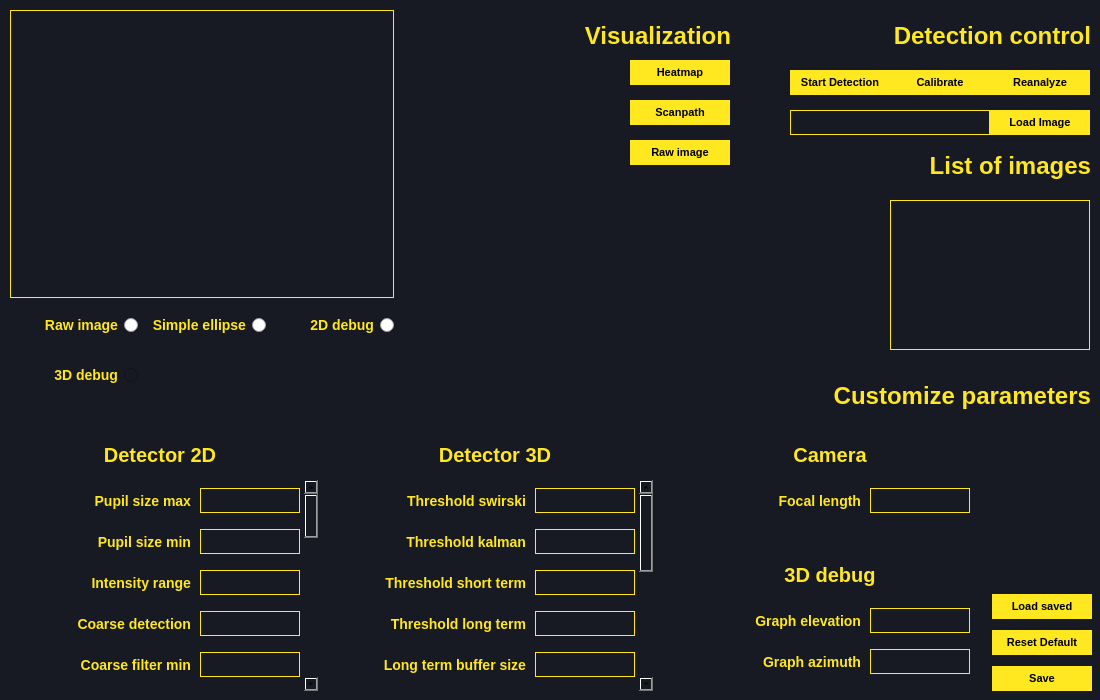
This is ui/main.ui in MartinRapcan/EyeTracking as Qt 5 draws it before an edit. The edited form follows.
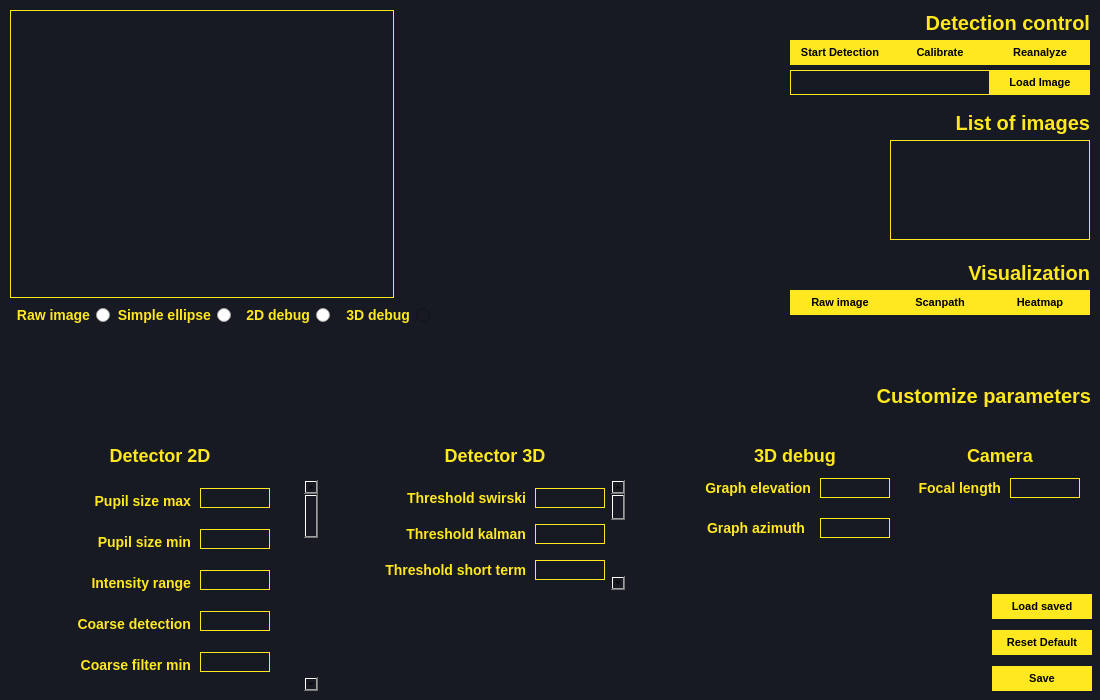
This is the edited form.

Commit message: feat: system redesign

Diff of the .ui file:
```diff
--- a/ui/main.ui
+++ b/ui/main.ui
@@ -68,7 +68,7 @@
    <property name="geometry">
     <rect>
      <x>790</x>
-     <y>70</y>
+     <y>40</y>
      <width>100</width>
      <height>25</height>
     </rect>
@@ -104,7 +104,7 @@
    <property name="geometry">
     <rect>
      <x>990</x>
-     <y>70</y>
+     <y>40</y>
      <width>100</width>
      <height>25</height>
     </rect>
@@ -136,7 +136,7 @@
    <property name="geometry">
     <rect>
      <x>790</x>
-     <y>110</y>
+     <y>70</y>
      <width>200</width>
      <height>25</height>
     </rect>
@@ -158,7 +158,7 @@
    <property name="geometry">
     <rect>
      <x>990</x>
-     <y>110</y>
+     <y>70</y>
      <width>100</width>
      <height>25</height>
     </rect>
@@ -190,9 +190,9 @@
    <property name="geometry">
     <rect>
      <x>890</x>
-     <y>200</y>
+     <y>140</y>
      <width>200</width>
-     <height>150</height>
+     <height>100</height>
     </rect>
    </property>
    <property name="styleSheet">
@@ -267,7 +267,7 @@
 border: none;
 color: #FFE81F;
 background: none;
-font-size: 24px;
+font-size: 20px;
 font-weight: bold;
 }</string>
    </property>
@@ -281,10 +281,10 @@
   <widget class="QLabel" name="label_2">
    <property name="geometry">
     <rect>
-     <x>870</x>
-     <y>20</y>
-     <width>221</width>
-     <height>31</height>
+     <x>890</x>
+     <y>10</y>
+     <width>200</width>
+     <height>25</height>
     </rect>
    </property>
    <property name="styleSheet">
@@ -292,7 +292,7 @@
 border: none;
 color: #FFE81F;
 background: none;
-font-size: 24px;
+font-size: 20px;
 font-weight: bold;
 }</string>
    </property>
@@ -306,10 +306,10 @@
   <widget class="QLabel" name="label_7">
    <property name="geometry">
     <rect>
-     <x>900</x>
-     <y>140</y>
-     <width>191</width>
-     <height>51</height>
+     <x>890</x>
+     <y>110</y>
+     <width>200</width>
+     <height>25</height>
     </rect>
    </property>
    <property name="styleSheet">
@@ -317,7 +317,7 @@
 border: none;
 color: #FFE81F;
 background: none;
-font-size: 24px;
+font-size: 20px;
 font-weight: bold;
 }</string>
    </property>
@@ -354,7 +354,7 @@
 border: none;
 color: #FFE81F;
 background: none;
-font-size: 20px;
+font-size: 18px;
 font-weight: bold;
 }</string>
     </property>
@@ -445,7 +445,7 @@
      <property name="geometry">
       <rect>
        <x>0</x>
-       <y>0</y>
+       <y>-650</y>
        <width>300</width>
        <height>861</height>
       </rect>
@@ -525,20 +525,20 @@
           <rect>
            <x>190</x>
            <y>8</y>
-           <width>100</width>
-           <height>25</height>
+           <width>70</width>
+           <height>20</height>
           </rect>
          </property>
          <property name="minimumSize">
           <size>
-           <width>100</width>
-           <height>25</height>
+           <width>70</width>
+           <height>20</height>
           </size>
          </property>
          <property name="maximumSize">
           <size>
-           <width>100</width>
-           <height>25</height>
+           <width>70</width>
+           <height>20</height>
           </size>
          </property>
          <property name="styleSheet">
@@ -572,8 +572,8 @@
           <rect>
            <x>190</x>
            <y>8</y>
-           <width>100</width>
-           <height>25</height>
+           <width>70</width>
+           <height>20</height>
           </rect>
          </property>
          <property name="styleSheet">
@@ -632,20 +632,20 @@
           <rect>
            <x>190</x>
            <y>8</y>
-           <width>100</width>
-           <height>25</height>
+           <width>70</width>
+           <height>20</height>
           </rect>
          </property>
          <property name="minimumSize">
           <size>
-           <width>100</width>
-           <height>25</height>
+           <width>70</width>
+           <height>20</height>
           </size>
          </property>
          <property name="maximumSize">
           <size>
-           <width>100</width>
-           <height>25</height>
+           <width>70</width>
+           <height>20</height>
           </size>
          </property>
          <property name="styleSheet">
@@ -719,20 +719,20 @@
           <rect>
            <x>190</x>
            <y>8</y>
-           <width>100</width>
-           <height>25</height>
+           <width>70</width>
+           <height>20</height>
           </rect>
          </property>
          <property name="minimumSize">
           <size>
-           <width>100</width>
-           <height>25</height>
+           <width>70</width>
+           <height>20</height>
           </size>
          </property>
          <property name="maximumSize">
           <size>
-           <width>100</width>
-           <height>25</height>
+           <width>70</width>
+           <height>20</height>
           </size>
          </property>
          <property name="styleSheet">
@@ -806,20 +806,20 @@
           <rect>
            <x>190</x>
            <y>8</y>
-           <width>100</width>
-           <height>25</height>
+           <width>70</width>
+           <height>20</height>
           </rect>
          </property>
          <property name="minimumSize">
           <size>
-           <width>100</width>
-           <height>25</height>
+           <width>70</width>
+           <height>20</height>
           </size>
          </property>
          <property name="maximumSize">
           <size>
-           <width>100</width>
-           <height>25</height>
+           <width>70</width>
+           <height>20</height>
           </size>
          </property>
          <property name="styleSheet">
@@ -2350,7 +2350,7 @@
 border: none;
 color: #FFE81F;
 background: none;
-font-size: 20px;
+font-size: 18px;
 font-weight: bold;
 }</string>
     </property>
@@ -2364,9 +2364,9 @@
    <widget class="QLabel" name="label_28">
     <property name="geometry">
      <rect>
-      <x>680</x>
+      <x>910</x>
       <y>10</y>
-      <width>300</width>
+      <width>180</width>
       <height>30</height>
      </rect>
     </property>
@@ -2375,7 +2375,7 @@
 border: none;
 color: #FFE81F;
 background: none;
-font-size: 20px;
+font-size: 18px;
 font-weight: bold;
 }</string>
     </property>
@@ -2389,22 +2389,22 @@
    <widget class="QWidget" name="widget_7" native="true">
     <property name="geometry">
      <rect>
-      <x>680</x>
-      <y>50</y>
-      <width>300</width>
-      <height>41</height>
+      <x>910</x>
+      <y>40</y>
+      <width>180</width>
+      <height>36</height>
      </rect>
     </property>
     <property name="minimumSize">
      <size>
-      <width>300</width>
-      <height>41</height>
+      <width>0</width>
+      <height>36</height>
      </size>
     </property>
     <property name="maximumSize">
      <size>
       <width>300</width>
-      <height>41</height>
+      <height>36</height>
      </size>
     </property>
     <property name="styleSheet">
@@ -2413,22 +2413,22 @@
     <widget class="QLineEdit" name="focalLength">
      <property name="geometry">
       <rect>
-       <x>190</x>
+       <x>100</x>
        <y>8</y>
-       <width>100</width>
-       <height>25</height>
+       <width>70</width>
+       <height>20</height>
       </rect>
      </property>
      <property name="minimumSize">
       <size>
-       <width>100</width>
-       <height>25</height>
+       <width>70</width>
+       <height>20</height>
       </size>
      </property>
      <property name="maximumSize">
       <size>
-       <width>100</width>
-       <height>25</height>
+       <width>70</width>
+       <height>20</height>
       </size>
      </property>
      <property name="styleSheet">
@@ -2443,20 +2443,20 @@
       <rect>
        <x>0</x>
        <y>8</y>
-       <width>181</width>
-       <height>25</height>
+       <width>91</width>
+       <height>20</height>
       </rect>
      </property>
      <property name="minimumSize">
       <size>
        <width>0</width>
-       <height>25</height>
+       <height>20</height>
       </size>
      </property>
      <property name="maximumSize">
       <size>
        <width>16777215</width>
-       <height>25</height>
+       <height>20</height>
       </size>
      </property>
      <property name="styleSheet">
@@ -2484,20 +2484,20 @@
      <rect>
       <x>345</x>
       <y>50</y>
-      <width>308</width>
-      <height>211</height>
+      <width>280</width>
+      <height>120</height>
      </rect>
     </property>
     <property name="minimumSize">
      <size>
-      <width>308</width>
-      <height>180</height>
+      <width>280</width>
+      <height>110</height>
      </size>
     </property>
     <property name="maximumSize">
      <size>
-      <width>308</width>
-      <height>100000</height>
+      <width>280</width>
+      <height>110</height>
      </size>
     </property>
     <property name="styleSheet">
@@ -2584,14 +2584,14 @@
        <widget class="QWidget" name="widget_24" native="true">
         <property name="minimumSize">
          <size>
-          <width>300</width>
-          <height>41</height>
+          <width>280</width>
+          <height>36</height>
          </size>
         </property>
         <property name="maximumSize">
          <size>
-          <width>300</width>
-          <height>41</height>
+          <width>280</width>
+          <height>36</height>
          </size>
         </property>
         <property name="styleSheet">
@@ -2603,19 +2603,19 @@
            <x>0</x>
            <y>8</y>
            <width>181</width>
-           <height>25</height>
+           <height>20</height>
           </rect>
          </property>
          <property name="minimumSize">
           <size>
            <width>0</width>
-           <height>25</height>
+           <height>20</height>
           </size>
          </property>
          <property name="maximumSize">
           <size>
            <width>16777215</width>
-           <height>25</height>
+           <height>20</height>
           </size>
          </property>
          <property name="styleSheet">
@@ -2639,20 +2639,20 @@
           <rect>
            <x>190</x>
            <y>8</y>
-           <width>100</width>
-           <height>25</height>
+           <width>70</width>
+           <height>20</height>
           </rect>
          </property>
          <property name="minimumSize">
           <size>
-           <width>100</width>
-           <height>25</height>
+           <width>70</width>
+           <height>20</height>
           </size>
          </property>
          <property name="maximumSize">
           <size>
-           <width>100</width>
-           <height>25</height>
+           <width>70</width>
+           <height>20</height>
           </size>
          </property>
          <property name="styleSheet">
@@ -2668,14 +2668,14 @@
        <widget class="QWidget" name="widget_25" native="true">
         <property name="minimumSize">
          <size>
-          <width>300</width>
-          <height>41</height>
+          <width>280</width>
+          <height>36</height>
          </size>
         </property>
         <property name="maximumSize">
          <size>
-          <width>300</width>
-          <height>41</height>
+          <width>280</width>
+          <height>36</height>
          </size>
         </property>
         <property name="styleSheet">
@@ -2686,8 +2686,8 @@
           <rect>
            <x>190</x>
            <y>8</y>
-           <width>100</width>
-           <height>25</height>
+           <width>70</width>
+           <height>20</height>
           </rect>
          </property>
          <property name="styleSheet">
@@ -2703,7 +2703,7 @@
            <x>0</x>
            <y>8</y>
            <width>181</width>
-           <height>25</height>
+           <height>20</height>
           </rect>
          </property>
          <property name="styleSheet">
@@ -2728,14 +2728,14 @@
        <widget class="QWidget" name="widget_26" native="true">
         <property name="minimumSize">
          <size>
-          <width>300</width>
-          <height>41</height>
+          <width>280</width>
+          <height>36</height>
          </size>
         </property>
         <property name="maximumSize">
          <size>
-          <width>300</width>
-          <height>41</height>
+          <width>280</width>
+          <height>36</height>
          </size>
         </property>
         <property name="styleSheet">
@@ -2746,20 +2746,20 @@
           <rect>
            <x>190</x>
            <y>8</y>
-           <width>100</width>
-           <height>25</height>
+           <width>70</width>
+           <height>20</height>
           </rect>
          </property>
          <property name="minimumSize">
           <size>
-           <width>100</width>
-           <height>25</height>
+           <width>70</width>
+           <height>20</height>
           </size>
          </property>
          <property name="maximumSize">
           <size>
-           <width>100</width>
-           <height>25</height>
+           <width>70</width>
+           <height>20</height>
           </size>
          </property>
          <property name="styleSheet">
@@ -2775,19 +2775,19 @@
            <x>0</x>
            <y>8</y>
            <width>181</width>
-           <height>25</height>
+           <height>20</height>
           </rect>
          </property>
          <property name="minimumSize">
           <size>
            <width>0</width>
-           <height>25</height>
+           <height>20</height>
           </size>
          </property>
          <property name="maximumSize">
           <size>
            <width>16777215</width>
-           <height>25</height>
+           <height>20</height>
           </size>
          </property>
          <property name="styleSheet">
@@ -2815,14 +2815,14 @@
        <widget class="QWidget" name="widget_27" native="true">
         <property name="minimumSize">
          <size>
-          <width>300</width>
-          <height>41</height>
+          <width>280</width>
+          <height>36</height>
          </size>
         </property>
         <property name="maximumSize">
          <size>
-          <width>300</width>
-          <height>41</height>
+          <width>280</width>
+          <height>36</height>
          </size>
         </property>
         <property name="styleSheet">
@@ -2833,20 +2833,20 @@
           <rect>
            <x>190</x>
            <y>8</y>
-           <width>100</width>
-           <height>25</height>
+           <width>70</width>
+           <height>20</height>
           </rect>
          </property>
          <property name="minimumSize">
           <size>
-           <width>100</width>
-           <height>25</height>
+           <width>70</width>
+           <height>20</height>
           </size>
          </property>
          <property name="maximumSize">
           <size>
-           <width>100</width>
-           <height>25</height>
+           <width>70</width>
+           <height>20</height>
           </size>
          </property>
          <property name="styleSheet">
@@ -2868,13 +2868,13 @@
          <property name="minimumSize">
           <size>
            <width>0</width>
-           <height>25</height>
+           <height>20</height>
           </size>
          </property>
          <property name="maximumSize">
           <size>
            <width>16777215</width>
-           <height>25</height>
+           <height>20</height>
           </size>
          </property>
          <property name="styleSheet">
@@ -2902,14 +2902,14 @@
        <widget class="QWidget" name="widget_28" native="true">
         <property name="minimumSize">
          <size>
-          <width>300</width>
-          <height>41</height>
+          <width>280</width>
+          <height>36</height>
          </size>
         </property>
         <property name="maximumSize">
          <size>
-          <width>300</width>
-          <height>41</height>
+          <width>280</width>
+          <height>36</height>
          </size>
         </property>
         <property name="styleSheet">
@@ -2920,20 +2920,20 @@
           <rect>
            <x>190</x>
            <y>8</y>
-           <width>100</width>
-           <height>25</height>
+           <width>70</width>
+           <height>20</height>
           </rect>
          </property>
          <property name="minimumSize">
           <size>
-           <width>100</width>
-           <height>25</height>
+           <width>70</width>
+           <height>20</height>
           </size>
          </property>
          <property name="maximumSize">
           <size>
-           <width>100</width>
-           <height>25</height>
+           <width>70</width>
+           <height>20</height>
           </size>
          </property>
          <property name="styleSheet">
@@ -3635,9 +3635,9 @@
    <widget class="QLabel" name="label_42">
     <property name="geometry">
      <rect>
-      <x>680</x>
-      <y>130</y>
-      <width>300</width>
+      <x>700</x>
+      <y>10</y>
+      <width>190</width>
       <height>30</height>
      </rect>
     </property>
@@ -3646,7 +3646,7 @@
 border: none;
 color: #FFE81F;
 background: none;
-font-size: 20px;
+font-size: 18px;
 font-weight: bold;
 }</string>
     </property>
@@ -3660,22 +3660,22 @@
    <widget class="QWidget" name="widget_37" native="true">
     <property name="geometry">
      <rect>
-      <x>680</x>
-      <y>170</y>
-      <width>300</width>
+      <x>700</x>
+      <y>40</y>
+      <width>191</width>
       <height>41</height>
      </rect>
     </property>
     <property name="minimumSize">
      <size>
-      <width>300</width>
-      <height>41</height>
+      <width>0</width>
+      <height>36</height>
      </size>
     </property>
     <property name="maximumSize">
      <size>
       <width>300</width>
-      <height>41</height>
+      <height>36</height>
      </size>
     </property>
     <property name="styleSheet">
@@ -3684,22 +3684,22 @@
     <widget class="QLineEdit" name="elev">
      <property name="geometry">
       <rect>
-       <x>190</x>
+       <x>120</x>
        <y>8</y>
-       <width>100</width>
-       <height>25</height>
+       <width>70</width>
+       <height>20</height>
       </rect>
      </property>
      <property name="minimumSize">
       <size>
-       <width>100</width>
-       <height>25</height>
+       <width>70</width>
+       <height>20</height>
       </size>
      </property>
      <property name="maximumSize">
       <size>
-       <width>100</width>
-       <height>25</height>
+       <width>70</width>
+       <height>20</height>
       </size>
      </property>
      <property name="styleSheet">
@@ -3714,20 +3714,20 @@
       <rect>
        <x>0</x>
        <y>8</y>
-       <width>181</width>
-       <height>25</height>
+       <width>111</width>
+       <height>20</height>
       </rect>
      </property>
      <property name="minimumSize">
       <size>
        <width>0</width>
-       <height>25</height>
+       <height>20</height>
       </size>
      </property>
      <property name="maximumSize">
       <size>
        <width>16777215</width>
-       <height>25</height>
+       <height>20</height>
       </size>
      </property>
      <property name="styleSheet">
@@ -3753,22 +3753,22 @@
    <widget class="QWidget" name="widget_38" native="true">
     <property name="geometry">
      <rect>
-      <x>680</x>
-      <y>211</y>
-      <width>300</width>
-      <height>41</height>
+      <x>700</x>
+      <y>80</y>
+      <width>190</width>
+      <height>36</height>
      </rect>
     </property>
     <property name="minimumSize">
      <size>
-      <width>300</width>
-      <height>41</height>
+      <width>190</width>
+      <height>36</height>
      </size>
     </property>
     <property name="maximumSize">
      <size>
-      <width>300</width>
-      <height>41</height>
+      <width>190</width>
+      <height>36</height>
      </size>
     </property>
     <property name="styleSheet">
@@ -3777,22 +3777,22 @@
     <widget class="QLineEdit" name="azim">
      <property name="geometry">
       <rect>
-       <x>190</x>
+       <x>120</x>
        <y>8</y>
-       <width>100</width>
-       <height>25</height>
+       <width>70</width>
+       <height>20</height>
       </rect>
      </property>
      <property name="minimumSize">
       <size>
-       <width>100</width>
-       <height>25</height>
+       <width>70</width>
+       <height>20</height>
       </size>
      </property>
      <property name="maximumSize">
       <size>
-       <width>100</width>
-       <height>25</height>
+       <width>70</width>
+       <height>20</height>
       </size>
      </property>
      <property name="styleSheet">
@@ -3805,22 +3805,22 @@
     <widget class="QLabel" name="label_44">
      <property name="geometry">
       <rect>
-       <x>0</x>
+       <x>4</x>
        <y>8</y>
-       <width>181</width>
-       <height>25</height>
+       <width>101</width>
+       <height>20</height>
       </rect>
      </property>
      <property name="minimumSize">
       <size>
        <width>0</width>
-       <height>25</height>
+       <height>20</height>
       </size>
      </property>
      <property name="maximumSize">
       <size>
        <width>16777215</width>
-       <height>25</height>
+       <height>20</height>
       </size>
      </property>
      <property name="styleSheet">
@@ -3844,126 +3844,13 @@
     </widget>
    </widget>
   </widget>
-  <widget class="QWidget" name="widget_36" native="true">
-   <property name="geometry">
-    <rect>
-     <x>10</x>
-     <y>300</y>
-     <width>384</width>
-     <height>100</height>
-    </rect>
-   </property>
-   <widget class="QRadioButton" name="rawRadio">
-    <property name="geometry">
-     <rect>
-      <x>0</x>
-      <y>0</y>
-      <width>128</width>
-      <height>50</height>
-     </rect>
-    </property>
-    <property name="layoutDirection">
-     <enum>Qt::RightToLeft</enum>
-    </property>
-    <property name="styleSheet">
-     <string notr="true">QRadioButton {
-border: none;
-color: #FFE81F;
-background: none;
-font-size: 14px;
-font-weight: bold;
-}</string>
-    </property>
-    <property name="text">
-     <string>Raw image</string>
-    </property>
-   </widget>
-   <widget class="QRadioButton" name="ellipseRadio">
-    <property name="geometry">
-     <rect>
-      <x>128</x>
-      <y>0</y>
-      <width>128</width>
-      <height>50</height>
-     </rect>
-    </property>
-    <property name="layoutDirection">
-     <enum>Qt::RightToLeft</enum>
-    </property>
-    <property name="styleSheet">
-     <string notr="true">QRadioButton {
-border: none;
-color: #FFE81F;
-background: none;
-font-size: 14px;
-font-weight: bold;
-}</string>
-    </property>
-    <property name="text">
-     <string>Simple ellipse</string>
-    </property>
-   </widget>
-   <widget class="QRadioButton" name="debugRadio">
-    <property name="geometry">
-     <rect>
-      <x>256</x>
-      <y>0</y>
-      <width>128</width>
-      <height>50</height>
-     </rect>
-    </property>
-    <property name="layoutDirection">
-     <enum>Qt::RightToLeft</enum>
-    </property>
-    <property name="styleSheet">
-     <string notr="true">QRadioButton {
-border: none;
-color: #FFE81F;
-background: none;
-font-size: 14px;
-font-weight: bold;
-}</string>
-    </property>
-    <property name="text">
-     <string>2D debug</string>
-    </property>
-   </widget>
-   <widget class="QRadioButton" name="rayRadio">
-    <property name="geometry">
-     <rect>
-      <x>0</x>
-      <y>50</y>
-      <width>128</width>
-      <height>50</height>
-     </rect>
-    </property>
-    <property name="layoutDirection">
-     <enum>Qt::RightToLeft</enum>
-    </property>
-    <property name="styleSheet">
-     <string notr="true">QRadioButton {
-border: none;
-color: #FFE81F;
-font-size: 14px;
-font-weight: bold;
-}
-
-QRadioButton:disabled {
-	color: #87814c;
-}</string>
-    </property>
-    <property name="text">
-     <string>3D debug</string>
-    </property>
-   </widget>
-  </widget>
   <widget class="QLabel" name="label_41">
    <property name="geometry">
     <rect>
-     <x>510</x>
-     <y>20</y>
-     <width>221</width>
-     <height>31</height>
+     <x>890</x>
+     <y>260</y>
+     <width>200</width>
+     <height>25</height>
     </rect>
    </property>
    <property name="styleSheet">
@@ -3971,7 +3858,7 @@
 border: none;
 color: #FFE81F;
 background: none;
-font-size: 24px;
+font-size: 20px;
 font-weight: bold;
 }</string>
    </property>
@@ -3985,8 +3872,8 @@
   <widget class="QPushButton" name="heatmap">
    <property name="geometry">
     <rect>
-     <x>630</x>
-     <y>60</y>
+     <x>990</x>
+     <y>290</y>
      <width>100</width>
      <height>25</height>
     </rect>
@@ -4021,8 +3908,8 @@
   <widget class="QPushButton" name="scanpath">
    <property name="geometry">
     <rect>
-     <x>630</x>
-     <y>100</y>
+     <x>890</x>
+     <y>290</y>
      <width>100</width>
      <height>25</height>
     </rect>
@@ -4057,8 +3944,8 @@
   <widget class="QPushButton" name="rawImage">
    <property name="geometry">
     <rect>
-     <x>630</x>
-     <y>140</y>
+     <x>790</x>
+     <y>290</y>
      <width>100</width>
      <height>25</height>
     </rect>
@@ -4094,7 +3981,7 @@
    <property name="geometry">
     <rect>
      <x>890</x>
-     <y>70</y>
+     <y>40</y>
      <width>100</width>
      <height>25</height>
     </rect>
@@ -4125,6 +4012,109 @@
     <string>Calibrate</string>
    </property>
   </widget>
+  <widget class="QRadioButton" name="rayRadio">
+   <property name="geometry">
+    <rect>
+     <x>330</x>
+     <y>300</y>
+     <width>100</width>
+     <height>30</height>
+    </rect>
+   </property>
+   <property name="layoutDirection">
+    <enum>Qt::RightToLeft</enum>
+   </property>
+   <property name="styleSheet">
+    <string notr="true">QRadioButton {
+border: none;
+color: #FFE81F;
+font-size: 14px;
+font-weight: bold;
+}
+
+QRadioButton:disabled {
+	color: #87814c;
+}</string>
+   </property>
+   <property name="text">
+    <string>3D debug</string>
+   </property>
+  </widget>
+  <widget class="QRadioButton" name="debugRadio">
+   <property name="geometry">
+    <rect>
+     <x>230</x>
+     <y>300</y>
+     <width>100</width>
+     <height>30</height>
+    </rect>
+   </property>
+   <property name="layoutDirection">
+    <enum>Qt::RightToLeft</enum>
+   </property>
+   <property name="styleSheet">
+    <string notr="true">QRadioButton {
+border: none;
+color: #FFE81F;
+background: none;
+font-size: 14px;
+font-weight: bold;
+}</string>
+   </property>
+   <property name="text">
+    <string>2D debug</string>
+   </property>
+  </widget>
+  <widget class="QRadioButton" name="ellipseRadio">
+   <property name="geometry">
+    <rect>
+     <x>110</x>
+     <y>300</y>
+     <width>121</width>
+     <height>30</height>
+    </rect>
+   </property>
+   <property name="layoutDirection">
+    <enum>Qt::RightToLeft</enum>
+   </property>
+   <property name="styleSheet">
+    <string notr="true">QRadioButton {
+border: none;
+color: #FFE81F;
+background: none;
+font-size: 14px;
+font-weight: bold;
+}</string>
+   </property>
+   <property name="text">
+    <string>Simple ellipse</string>
+   </property>
+  </widget>
+  <widget class="QRadioButton" name="rawRadio">
+   <property name="geometry">
+    <rect>
+     <x>10</x>
+     <y>300</y>
+     <width>100</width>
+     <height>30</height>
+    </rect>
+   </property>
+   <property name="layoutDirection">
+    <enum>Qt::RightToLeft</enum>
+   </property>
+   <property name="styleSheet">
+    <string notr="true">QRadioButton {
+border: none;
+color: #FFE81F;
+background: none;
+font-size: 14px;
+font-weight: bold;
+}</string>
+   </property>
+   <property name="text">
+    <string>Raw image</string>
+   </property>
+  </widget>
  </widget>
  <resources/>
  <connections/>
```
Left out of the diff: 366 changed lines with no effect on the pictures. The commit also changes 2 other files.
